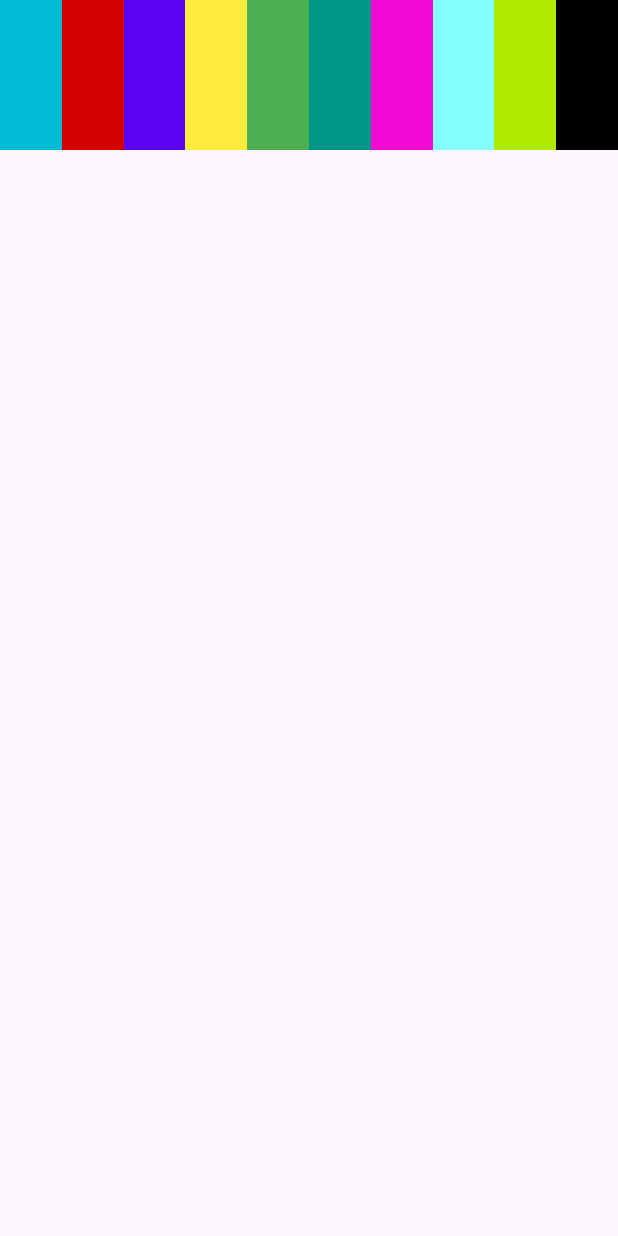
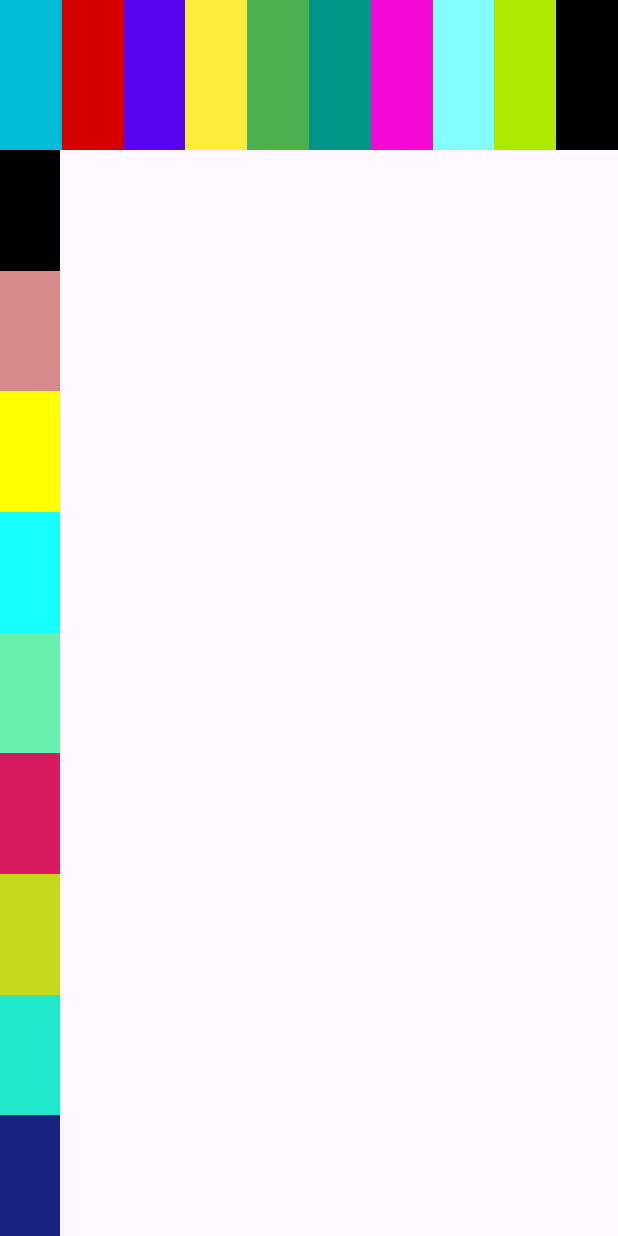
Before and after one commit to ahsannaeem150/AADTest, an Android app: the screen it shows after launch (MainActivity), on a phone screen of 412 x 824 dp. Run offline under Robolectric (Android 15) with nearby library versions, the phone set to English and light mode, and no system bars.

Commit message:
Add verticle cells in layout

```diff
--- a/app/src/main/res/layout/home_page.xml
+++ b/app/src/main/res/layout/home_page.xml
@@ -104,5 +104,94 @@
         android:background="@color/black"
         >
     </androidx.constraintlayout.widget.ConstraintLayout>
-
+    <androidx.constraintlayout.widget.ConstraintLayout
+        android:layout_width="40dp"
+        android:layout_height="0dp"
+        app:layout_constraintStart_toStartOf="parent"
+        app:layout_constraintBottom_toTopOf="@id/vThird"
+        app:layout_constraintTop_toBottomOf="@id/first"
+        android:background="@color/black"
+        android:id="@+id/vSecond"
+        >
+    </androidx.constraintlayout.widget.ConstraintLayout>
+    <androidx.constraintlayout.widget.ConstraintLayout
+        android:layout_width="40dp"
+        android:layout_height="0dp"
+        app:layout_constraintStart_toStartOf="parent"
+        app:layout_constraintBottom_toTopOf="@id/vFourth"
+        app:layout_constraintTop_toBottomOf="@id/vSecond"
+        android:background="#D68B8B"
+        android:id="@+id/vThird"
+        >
+    </androidx.constraintlayout.widget.ConstraintLayout>
+    <androidx.constraintlayout.widget.ConstraintLayout
+        android:layout_width="40dp"
+        android:layout_height="0dp"
+        app:layout_constraintStart_toStartOf="parent"
+        app:layout_constraintBottom_toTopOf="@id/vFifth"
+        app:layout_constraintTop_toBottomOf="@id/vThird"
+        android:background="#FFFF00"
+        android:id="@+id/vFourth"
+        >
+    </androidx.constraintlayout.widget.ConstraintLayout>
+    <androidx.constraintlayout.widget.ConstraintLayout
+        android:layout_width="40dp"
+        android:layout_height="0dp"
+        app:layout_constraintStart_toStartOf="parent"
+        app:layout_constraintBottom_toTopOf="@id/vSixth"
+        app:layout_constraintTop_toBottomOf="@id/vFourth"
+        android:background="#18FFFF"
+        android:id="@+id/vFifth"
+        >
+    </androidx.constraintlayout.widget.ConstraintLayout>
+    <androidx.constraintlayout.widget.ConstraintLayout
+        android:layout_width="40dp"
+        android:layout_height="0dp"
+        app:layout_constraintStart_toStartOf="parent"
+        app:layout_constraintBottom_toTopOf="@id/vSeventh"
+        app:layout_constraintTop_toBottomOf="@id/vFifth"
+        android:background="#69F0AE"
+        android:id="@+id/vSixth"
+        >
+    </androidx.constraintlayout.widget.ConstraintLayout>
+    <androidx.constraintlayout.widget.ConstraintLayout
+        android:layout_width="40dp"
+        android:layout_height="0dp"
+        app:layout_constraintStart_toStartOf="parent"
+        app:layout_constraintBottom_toTopOf="@id/vEighth"
+        app:layout_constraintTop_toBottomOf="@id/vSixth"
+        android:background="#D81B60"
+        android:id="@+id/vSeventh"
+        >
+    </androidx.constraintlayout.widget.ConstraintLayout>
+    <androidx.constraintlayout.widget.ConstraintLayout
+        android:layout_width="40dp"
+        android:layout_height="0dp"
+        app:layout_constraintStart_toStartOf="parent"
+        app:layout_constraintBottom_toTopOf="@id/vNinth"
+        app:layout_constraintTop_toBottomOf="@id/vSeventh"
+        android:background="#C5D81B"
+        android:id="@+id/vEighth"
+        >
+    </androidx.constraintlayout.widget.ConstraintLayout>
+    <androidx.constraintlayout.widget.ConstraintLayout
+        android:layout_width="40dp"
+        android:layout_height="0dp"
+        app:layout_constraintStart_toStartOf="parent"
+        app:layout_constraintBottom_toTopOf="@id/vTenth"
+        app:layout_constraintTop_toBottomOf="@id/vEighth"
+        android:background="#20E8CA"
+        android:id="@+id/vNinth"
+        >
+    </androidx.constraintlayout.widget.ConstraintLayout>
+    <androidx.constraintlayout.widget.ConstraintLayout
+        android:layout_width="40dp"
+        android:layout_height="0dp"
+        app:layout_constraintStart_toStartOf="parent"
+        app:layout_constraintBottom_toBottomOf="parent"
+        app:layout_constraintTop_toBottomOf="@id/vNinth"
+        android:background="#1A237E"
+        android:id="@+id/vTenth"
+        >
+    </androidx.constraintlayout.widget.ConstraintLayout>
 </androidx.constraintlayout.widget.ConstraintLayout>
```
